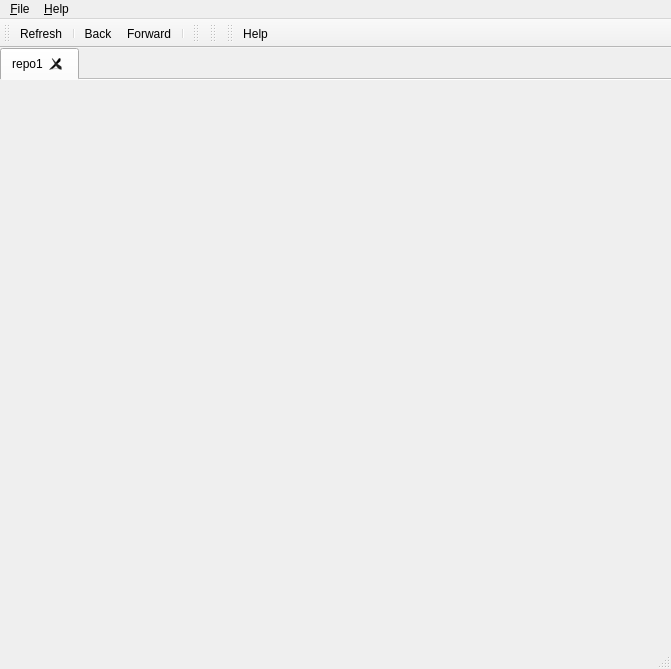
Before: the Qt Designer form tortoisehg/hgqt/workbench.ui in velorientc/git_test7, drawn with Qt 5.
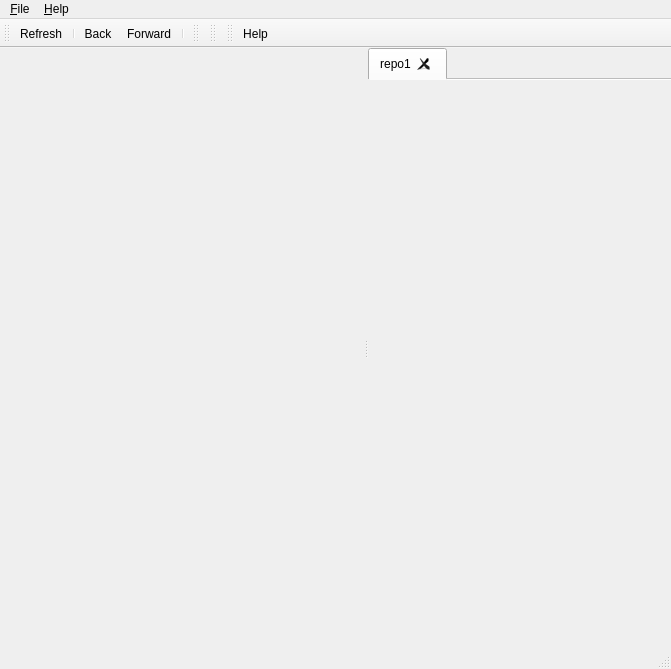
After: the same form once the commit is applied. Icons and pictures are not drawn. Custom widgets are drawn as their Qt base class.

Commit message:
add initial version of a "repository registry" widget to workbench
inspired by MacHg

```diff
--- a/tortoisehg/hgqt/workbench.ui
+++ b/tortoisehg/hgqt/workbench.ui
@@ -26,6 +26,11 @@
      <number>0</number>
     </property>
     <item>
+     <widget class="QSplitter" name="reporegistrysplitter">
+      <property name="orientation">
+       <enum>Qt::Horizontal</enum>
+      </property>
+      <widget class="RepoRegistryView" name="reporegistry" native="true"/>
      <widget class="QTabWidget" name="repoTabsWidget">
       <property name="currentIndex">
        <number>0</number>
@@ -45,6 +50,7 @@
        </attribute>
       </widget>
      </widget>
+     </widget>
     </item>
    </layout>
   </widget>
@@ -197,6 +203,14 @@
    </property>
   </action>
  </widget>
+ <customwidgets>
+  <customwidget>
+   <class>RepoRegistryView</class>
+   <extends>QWidget</extends>
+   <header>reporegistry.h</header>
+   <container>1</container>
+  </customwidget>
+ </customwidgets>
  <resources>
   <include location="workbench.qrc"/>
  </resources>
```
Lines whose indentation alone changed are shown as unchanged. The commit also changes 2 other files.
